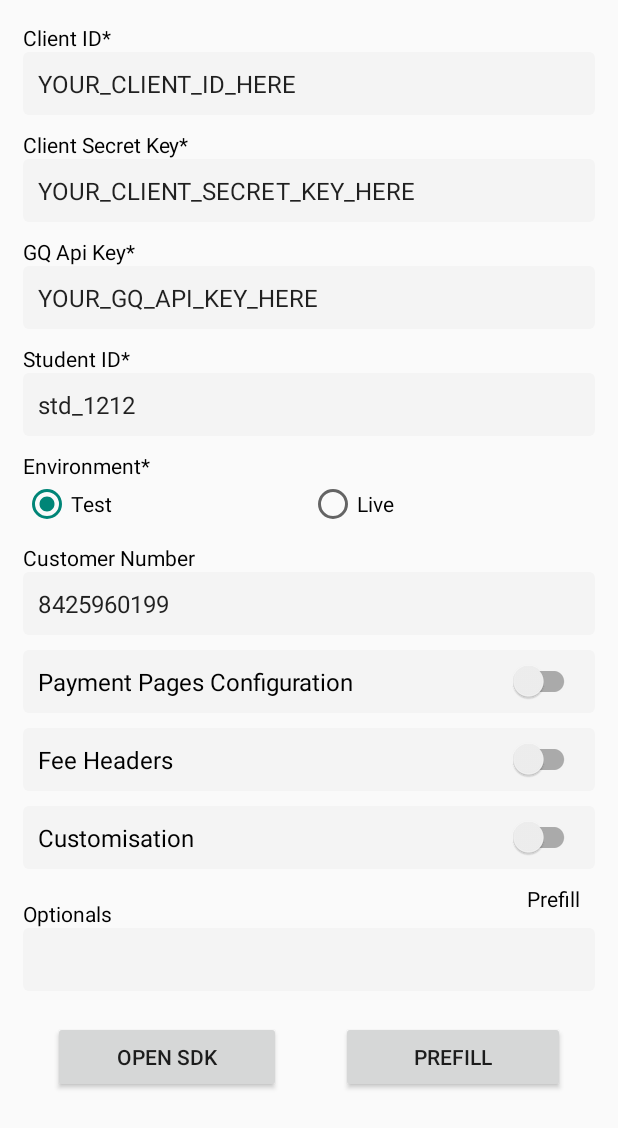
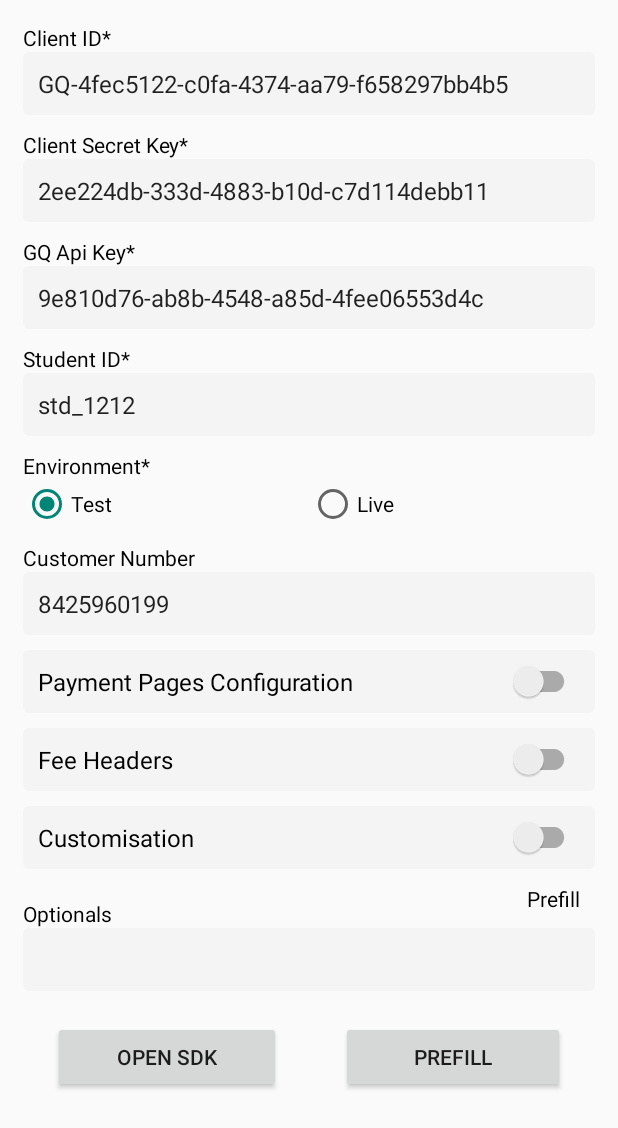
Before and after one commit to grayquest-finance/gq_payment_android_sdk, an Android app: the screen it shows after launch (MainActivity), after a tap on "PREFILL", on a phone screen of 412 x 824 dp. Shown: the top 1128 px of the screen. Run offline under Robolectric (Android 15) with nearby library versions, the phone set to English and light mode, and no system bars.

```diff
--- a/app/build.gradle
+++ b/app/build.gradle
@@ -10,7 +10,7 @@ android {
         minSdk 21
         targetSdk 32
         versionCode 1
-        versionName "1.7.2"
+        versionName "1.7.4"
 
         testInstrumentationRunner "androidx.test.runner.AndroidJUnitRunner"
     }
--- a/app/src/main/java/com/grayquest/android/MainActivity.java
+++ b/app/src/main/java/com/grayquest/android/MainActivity.java
@@ -266,14 +266,23 @@ public class MainActivity extends AppCompatActivity implements GQPaymentSDKListe
                 edtSecretKey.setText("YOUR_CLIENT_SECRET_KEY_HERE");
                 edtGQApi.setText("YOUR_GQ_API_KEY_HERE");*/
 
-                edtClientId.setText("YOUR_CLIENT_ID_HERE");
+                //Test Credentials
+                /*edtClientId.setText("YOUR_CLIENT_ID_HERE");
                 edtSecretKey.setText("YOUR_CLIENT_SECRET_KEY_HERE");
-                edtGQApi.setText("YOUR_GQ_API_KEY_HERE");
+                edtGQApi.setText("YOUR_GQ_API_KEY_HERE");*/
+
+                /*edtClientId.setText("YOUR_CLIENT_ID_HERE");
+                edtSecretKey.setText("YOUR_CLIENT_SECRET_KEY_HERE");
+                edtGQApi.setText("YOUR_GQ_API_KEY_HERE");*/
+
+                edtClientId.setText("GQ-4fec5122-c0fa-4374-aa79-f658297bb4b5");
+                edtSecretKey.setText("2ee224db-333d-4883-b10d-c7d114debb11");
+                edtGQApi.setText("9e810d76-ab8b-4548-a85d-4fee06553d4c");
 
                 //Live Credentials
-                /*edtClientId.setText("5f38dfcb-1008-47e3-9196-88e231b2f36f");
-                edtSecretKey.setText("690faa44b60e24ef279bb692b8d45346438bb8c0");
-                edtGQApi.setText("7a921981ec520fff2fe68417a5ebcc6e1073e62a");*/
+                /*edtClientId.setText("YOUR_CLIENT_ID_HERE");
+                edtSecretKey.setText("YOUR_CLIENT_SECRET_KEY_HERE");
+                edtGQApi.setText("YOUR_GQ_API_KEY_HERE");*/
 
                 edtStudentID.setText("std_1212");
                 radioTest.setChecked(true);
@@ -562,7 +571,7 @@ public class MainActivity extends AppCompatActivity implements GQPaymentSDKListe
                 ppConfig.put("slug", ppSlug);
             }
             if (ppCard != null) {
-                ppConfig.put("card", ppCard);
+                ppConfig.put("card_code", ppCard);
             }
         } catch (JSONException e) {
             e.printStackTrace();
--- a/paymentSDK/build.gradle
+++ b/paymentSDK/build.gradle
@@ -10,7 +10,7 @@ android {
         minSdk 21
         targetSdk 32
         versionCode 1
-        versionName "1.7.2"
+        versionName "1.7.4"
 
         testInstrumentationRunner "androidx.test.runner.AndroidJUnitRunner"
         consumerProguardFiles "consumer-rules.pro"
@@ -39,7 +39,7 @@ dependencies {
     implementation 'com.squareup.retrofit2:converter-gson:2.9.0'
     implementation 'androidx.constraintlayout:constraintlayout:2.1.3'
 
-    implementation 'com.razorpay:checkout:1.6.26'
+    implementation 'com.razorpay:checkout:1.6.20'
 
     implementation 'androidx.gridlayout:gridlayout:1.0.0'
     implementation 'androidx.legacy:legacy-support-v4:1.0.0'
--- a/paymentSDK/src/main/java/com/grayquest/android/payment/sdk/Environment.java
+++ b/paymentSDK/src/main/java/com/grayquest/android/payment/sdk/Environment.java
@@ -26,7 +26,7 @@ public class Environment {
         if (isProduction){
             WEB_LOAD_URL = "https://erp-sdk.grayquest.com/";// Base Url for Live
         }else {
-            WEB_LOAD_URL = "https://erp-sdk-beta.graydev.tech/";// Base URL for UAT
+            WEB_LOAD_URL = "https://erp-sdk.graydev.tech/";// Base URL for UAT
         }
         return WEB_LOAD_URL;
     }
--- a/paymentSDK/src/main/java/com/grayquest/android/payment/sdk/GQPaymentSDK.java
+++ b/paymentSDK/src/main/java/com/grayquest/android/payment/sdk/GQPaymentSDK.java
@@ -227,12 +227,12 @@ public class GQPaymentSDK {
                 String pp_config = config.getString("pp_config");
                 JSONObject ppConfig = new JSONObject(pp_config);
 
-                if (ppConfig.has("card") && ppConfig.getString("card").isEmpty()) {
+                if (ppConfig.has("card_code") && ppConfig.getString("card_code").isEmpty()) {
                     isInValid = true;
                     errorMessage.append(", Payment Configuration Card required");
                 }
 
-                if (ppConfig.has("card") && !ppConfig.has("slug")) {
+                if (ppConfig.has("card_code") && !ppConfig.has("slug")) {
                     isInValid = true;
                     errorMessage.append(", Payment Configuration Slug required");
                 } else if (ppConfig.has("slug") && ppConfig.getString("slug").isEmpty()) {
```
